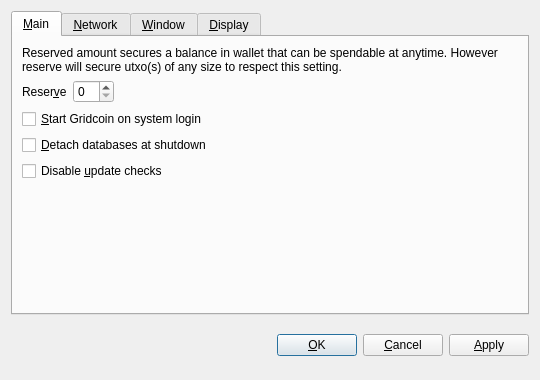
Above: src/qt/forms/optionsdialog.ui from gridcoin-community/Gridcoin-Research before the change. Below: the same form after it.
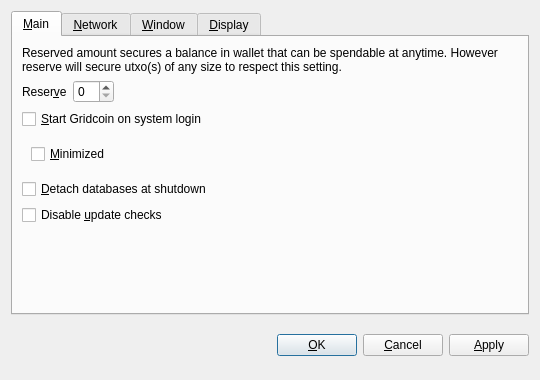
That is the form after the change. Custom widgets are drawn as their Qt base class.

```diff
--- a/src/qt/forms/optionsdialog.ui
+++ b/src/qt/forms/optionsdialog.ui
@@ -86,6 +86,22 @@
          </property>
         </widget>
        </item>
+       <item>
+        <widget class="QWidget" name="hw_renderer_group" native="true">
+         <layout class="QVBoxLayout" name="verticalLayout_5">
+          <item>
+           <widget class="QCheckBox" name="gridcoinAtStartupMinimised">
+            <property name="toolTip">
+             <string>Chooses to hide the wallet on startup.</string>
+            </property>
+            <property name="text">
+             <string>&amp;Minimized</string>
+            </property>
+           </widget>
+          </item>
+         </layout>
+        </widget>
+       </item>
        <item>
         <widget class="QCheckBox" name="detachDatabases">
          <property name="toolTip">
```
